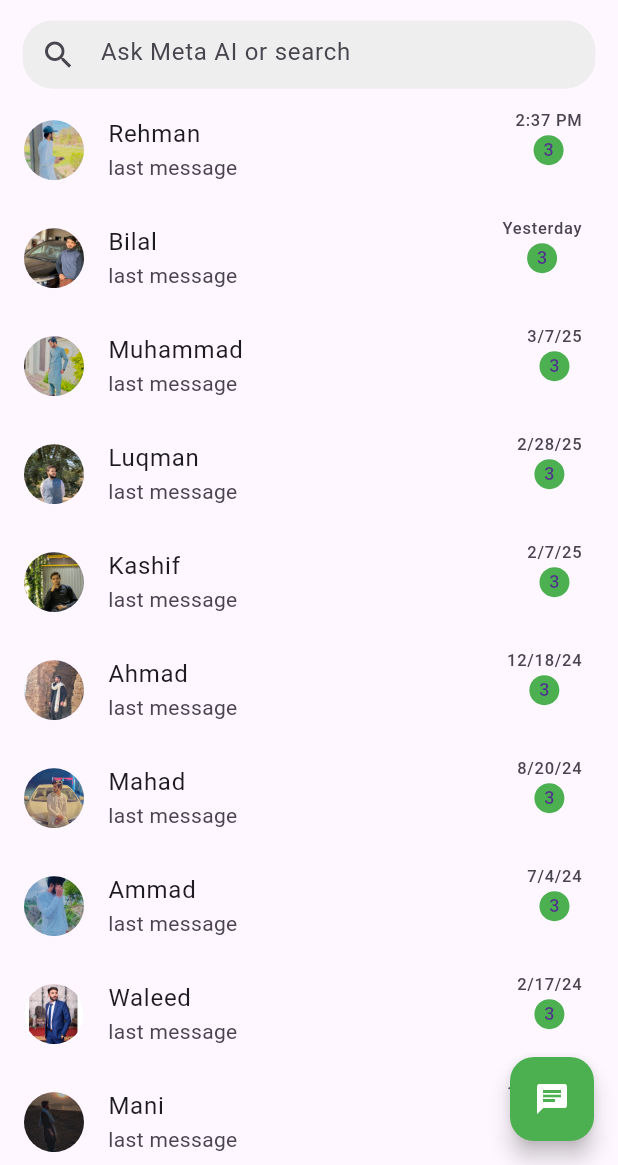
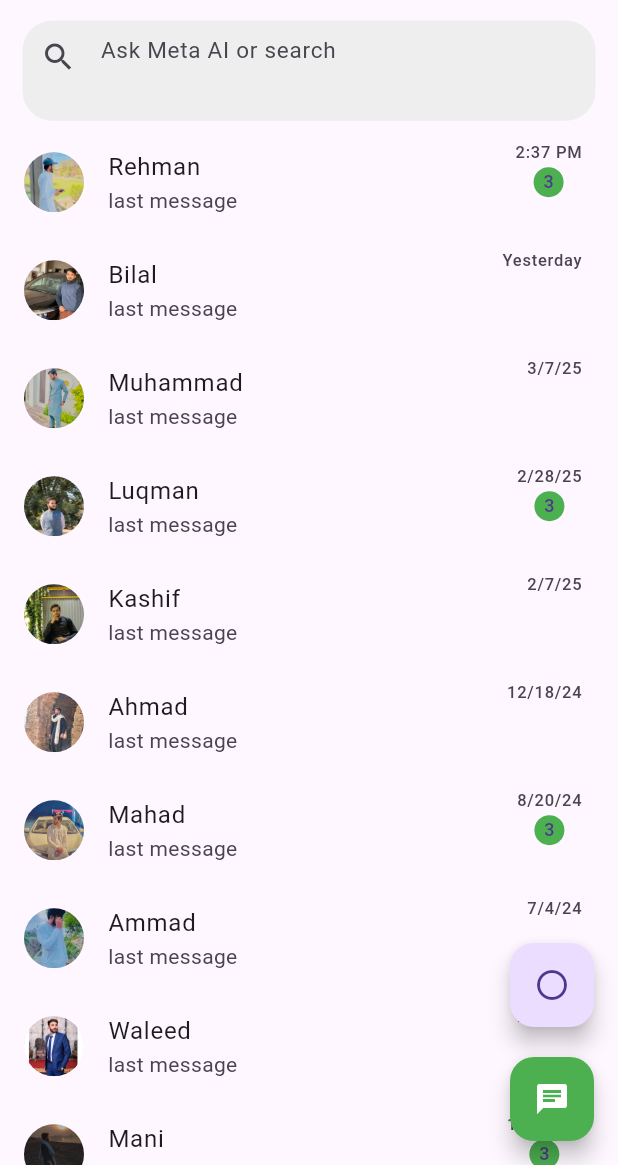
Before and after one commit to rehman3512/WhatsApp, a Flutter app: the whatsapp screen opened directly, on a phone screen of 412 x 824 dp, the part 71-1236 px from its top. Run offline on Flutter 3.47's test engine with Material 3 defaults, Android fonts, the phone set to English and light mode, and no system bars; our stand-ins replace get, google_fonts.

Commit message:
num of msgs

```diff
--- a/lib/Bottom_bar/Bottom_bar.dart
+++ b/lib/Bottom_bar/Bottom_bar.dart
@@ -4,7 +4,7 @@ import 'package:whatsapp/Screens/Calls_screen/calls_screen.dart';
 import 'package:whatsapp/Screens/Chats_screen/chats_screen.dart';
 import 'package:whatsapp/Screens/Community_screen/community_screen.dart';
 import 'package:whatsapp/Screens/Updates_screen/updates_screen.dart';
-import 'package:whatsapp/whatsapp.dart';
+import 'package:whatsapp/Screens/whatsapp_screen/whatsapp.dart';
 
 class bottom_bar extends StatefulWidget {
   const bottom_bar({Key? key}): super(key:key);
--- a/lib/whatsapp.dart
+++ b/lib/Screens/whatsapp_screen/whatsapp.dart
@@ -30,32 +30,45 @@ class _whatsappState extends State<whatsapp> {
           SizedBox(width: 5,),
         ],
       ),
-      floatingActionButton: FloatingActionButton(onPressed: (){},
+      floatingActionButton: Column(
+        mainAxisAlignment: MainAxisAlignment.end,
+        children: [
+          FloatingActionButton(onPressed: (){},child:  Icon(Icons.circle_outlined),),
+          SizedBox(height: 20,),
+          FloatingActionButton(onPressed: (){},
             child: Icon(Icons.chat,color: Colors.white,),
             backgroundColor: Colors.green,),
+        ],
+      ),
       body: Column(children: [
         Expanded(
-            flex: 7,
+            flex: 10,
             child: Container(
               margin: EdgeInsets.symmetric(horizontal: 15,vertical: 5),
+              // height: 45, width: MediaQuerry.of(context).size.width*0.95,
               decoration: BoxDecoration(
                 color: Colors.grey[200],
                 // border: Border.all(color: Colors.white),
                 borderRadius: BorderRadius.circular(20),
               ),
+            //  child: Padding(
+               // padding: EdgeInsets.symmetric(vertical: 3),
                 child: TextFormField(
                   decoration: InputDecoration(
                     border: InputBorder.none,
                     prefixIcon: Icon(Icons.search),
                     hintText: "Ask Meta AI or search",
+                    hintStyle: TextStyle(fontSize: 15,),
                   ),
                 ),
+             // ),
             )),
         Expanded(
           flex: 90,
           child:  ListView.builder(
 
           itemBuilder: (context,index){
+            int ischecked=index%3;
             return ListTile( onTap: (){
               Get.to(()=>chatview(name: name[index], img: image[index]));
             },
@@ -64,8 +77,8 @@ class _whatsappState extends State<whatsapp> {
               trailing: Column(children: [
                 Text(num[index]),
                 SizedBox(height: 2,),
-                CircleAvatar(radius: 10,backgroundColor: Colors.green,
-                  child: Text("3",style: TextStyle(fontSize: 12),),),
+                ischecked==0? CircleAvatar(radius: 10,backgroundColor: Colors.green,
+                  child: Text("3",style: TextStyle(fontSize: 12),),): SizedBox(),
               ],),);
           }, itemCount: name.length,
         ),)
--- a/lib/main/main.dart
+++ b/lib/main/main.dart
@@ -2,6 +2,7 @@ import 'package:flutter/material.dart';
 import 'package:get/get.dart';
 import 'package:whatsapp/Bottom_bar/Bottom_bar.dart';
 import 'package:whatsapp/Google_fonts/Google_fonts.dart';
+import 'package:whatsapp/Screens/whatsapp_screen/whatsapp.dart';
 import 'package:whatsapp/splash_screen.dart';
 void main()
 {
@@ -19,7 +20,7 @@ class _MyAppState extends State<MyApp> {
   Widget build(BuildContext context) {
     return GetMaterialApp(
       debugShowCheckedModeBanner: false,
-      home: google_fonts(),
+      home: whatsapp(),
     );
   }
 }
--- a/lib/splash_screen.dart
+++ b/lib/splash_screen.dart
@@ -1,6 +1,6 @@
 import 'package:flutter/material.dart';
 import 'package:get/get.dart';
-import 'package:whatsapp/whatsapp.dart';
+import 'package:whatsapp/Screens/whatsapp_screen/whatsapp.dart';
 import 'package:get/get.dart';
 
 class splash_screen extends StatefulWidget {
```
Lines whose indentation alone changed are shown as unchanged.
